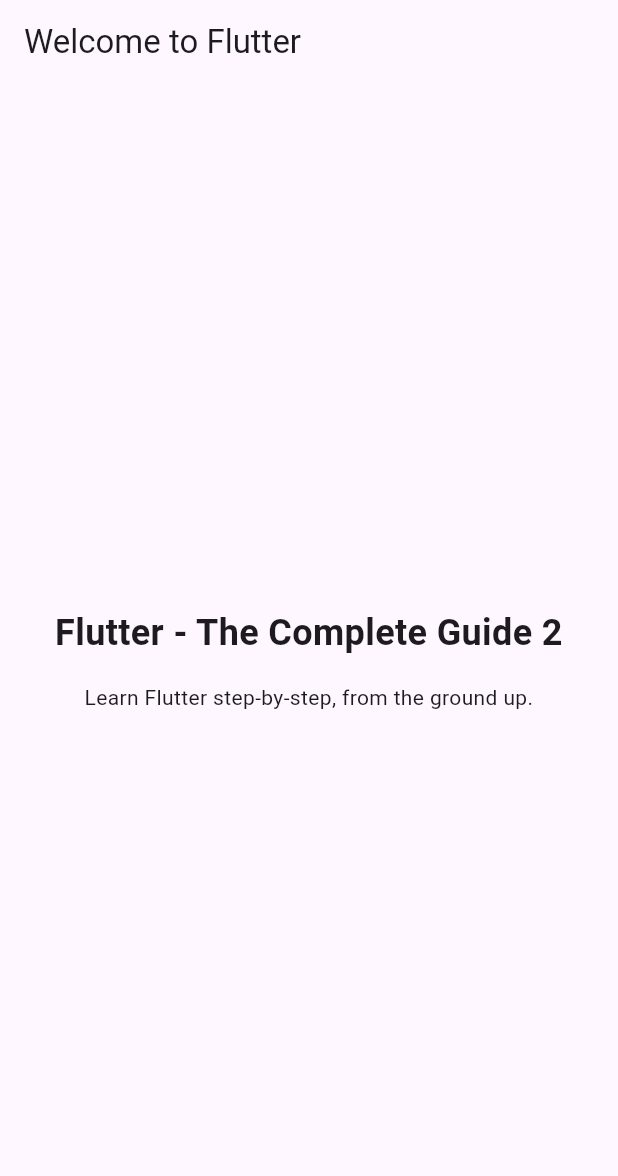
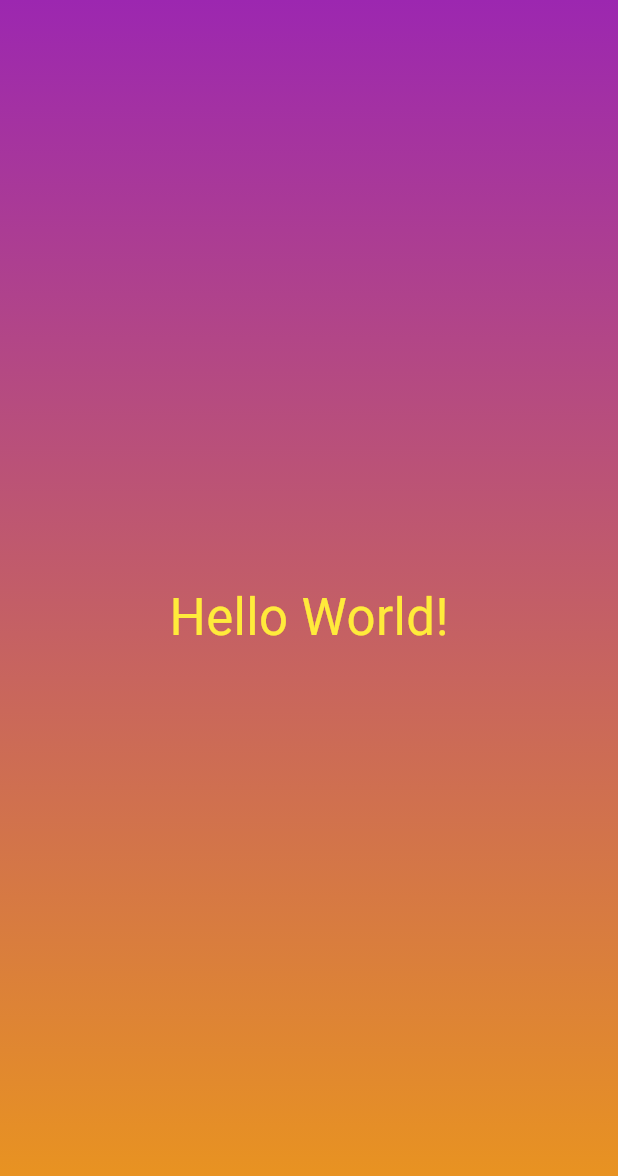
Before and after one commit to raphaelpinel/flutter-dice-roll-app, a Flutter app: the screen it shows after launch, on a phone screen of 412 x 824 dp. Shown: the top 1176 px of the screen. Run offline on Flutter 3.47's test engine with Material 3 defaults, Android fonts, the phone set to English and light mode, and no system bars.

Commit message:
Add gradient and bigger text

```diff
--- a/lib/main.dart
+++ b/lib/main.dart
@@ -1,54 +1,33 @@
 import 'package:flutter/material.dart';
 
 void main() {
-  runApp(const MyApp());
-}
-
-// With Flutter, you create user interfaces by combining "widgets"
-// You'll learn all about them (and much more) throughout this course!
-class MyApp extends StatelessWidget {
-  const MyApp({super.key});
-
-  // Every custom widget must have a build() method
-  // It tells Flutter, which widgets make up your custom widget
-  // Again: You'll learn all about that throughout the course!
-  @override
-  Widget build(BuildContext context) {
-    // Below, a bunch of built-in widgets are used (provided by Flutter)
-    // They will be explained in the next sections
-    // In this course, you will, of course, not just use them a lot but
-    // also learn about many other widgets!
-    return MaterialApp(
-      title: 'Flutter First App',
-      theme: ThemeData(useMaterial3: true),
+  runApp(
+    MaterialApp(
       home: Scaffold(
-        appBar: AppBar(
-          title: const Text('Welcome to Flutter'),
-        ),
+        // backgroundColor: Colors.purple, // Set the background color to purple
         body: Container(
-          width: double.infinity,
-          padding: const EdgeInsets.all(12),
-          child: Column(
-            mainAxisAlignment: MainAxisAlignment.center,
-            crossAxisAlignment: CrossAxisAlignment.center,
-            children: const [
-              Text(
-                'Flutter - The Complete Guide 2',
-                textAlign: TextAlign.center,
-                style: TextStyle(
-                  fontSize: 24,
-                  fontWeight: FontWeight.bold,
-                ),
+          decoration: const BoxDecoration(
+            gradient: LinearGradient(
+              begin: Alignment.topCenter,
+              // end: Alignment(0.8, 1),
+              end: Alignment.bottomCenter,
+              colors: [
+                Colors.purple,
+                Color.fromARGB(255, 236, 152, 26),
+              ],
+            ),
+          ),
+          child: const Center(
+            child: Text(
+              'Hello World!',
+              style: TextStyle(
+                fontSize: 34, // Set the font size to 24
+                color: Colors.yellow, // Set the text color to yellow
               ),
-              SizedBox(height: 16),
-              Text(
-                'Learn Flutter step-by-step, from the ground up.',
-                textAlign: TextAlign.center,
-              ),
-            ],
+            ),
           ),
         ),
       ),
-    );
-  }
+    ),
+  );
 }
```
